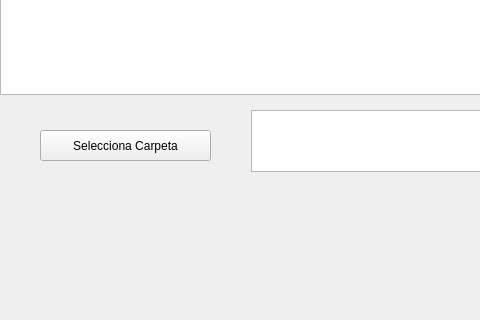
The window that mainwindowV2.ui (serranoycandela/huiini_client) describes before a commit, drawn with Qt 5; both pictures show x 0 to 480 and y 347 to 667 of the 1342 by 667 pixel window.
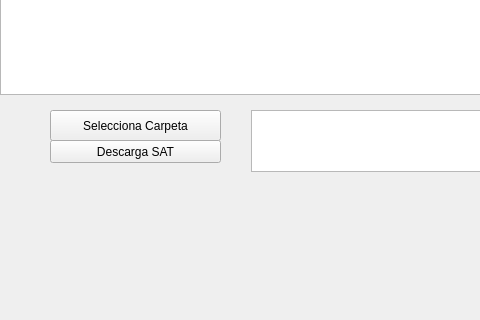
The same window after the commit.

Commit message: descarga masiva first try

Patch:
```diff
--- a/mainwindowV2.ui
+++ b/mainwindowV2.ui
@@ -20,8 +20,8 @@
    <widget class="QPushButton" name="carpetaChooser">
     <property name="geometry">
      <rect>
-      <x>40</x>
-      <y>460</y>
+      <x>50</x>
+      <y>440</y>
       <width>171</width>
       <height>31</height>
      </rect>
@@ -142,16 +142,29 @@
    <widget class="QLabel" name="labelLogo">
     <property name="geometry">
      <rect>
-      <x>50</x>
+      <x>80</x>
       <y>520</y>
-      <width>141</width>
-      <height>101</height>
+      <width>131</width>
+      <height>91</height>
      </rect>
     </property>
     <property name="text">
      <string/>
     </property>
    </widget>
+   <widget class="QPushButton" name="descarga_bt">
+    <property name="geometry">
+     <rect>
+      <x>50</x>
+      <y>470</y>
+      <width>171</width>
+      <height>23</height>
+     </rect>
+    </property>
+    <property name="text">
+     <string>Descarga SAT</string>
+    </property>
+   </widget>
   </widget>
   <widget class="QMenuBar" name="menuBar">
    <property name="geometry">
```
The commit also changes 4 other files.
